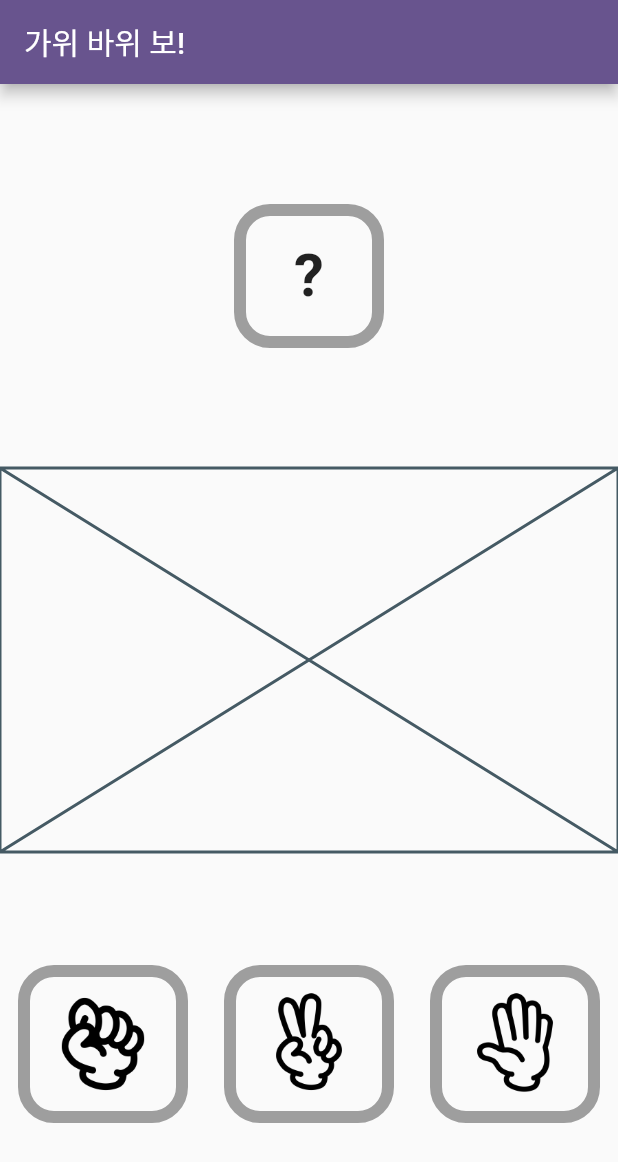
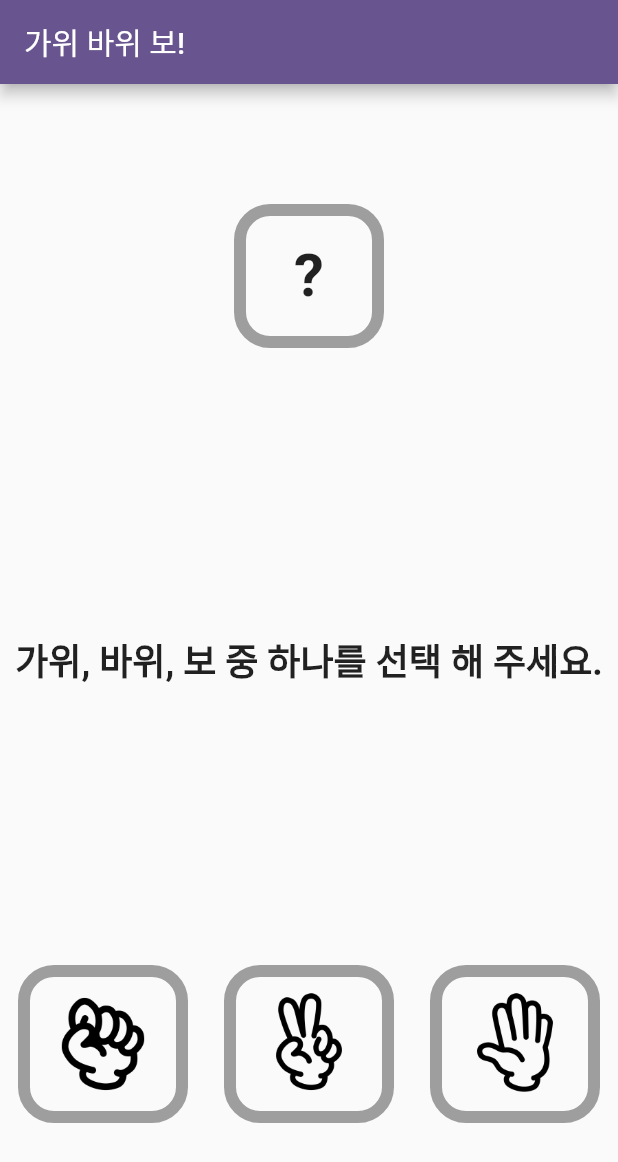
Before and after one commit to CodingHate/fastcampus_flutter_rock_paper_scissors, a Flutter app: the screen it shows after launch, on a phone screen of 412 x 824 dp. Shown: the top 1162 px of the screen. Run offline on Flutter 3.47's test engine with Material 3 defaults, Android fonts, the phone set to English and light mode, and no system bars; missing offline and left inert: dart:ffi.

Commit message:
feat: 모든 영역에 대해서 초기 설정

```diff
--- a/lib/game/widget/game_result.dart
+++ b/lib/game/widget/game_result.dart
@@ -7,6 +7,14 @@ class GameResult extends StatelessWidget {
 
   @override
   Widget build(BuildContext context) {
-    return const Placeholder();
+    if (isDone) {
+      return const Placeholder();
+    }
+    return Center(
+      child: Text(
+        '가위, 바위, 보 중 하나를 선택 해 주세요.',
+        style: TextStyle(fontSize: 24, fontWeight: FontWeight.bold),
+      ),
+    );
   }
 }
```
